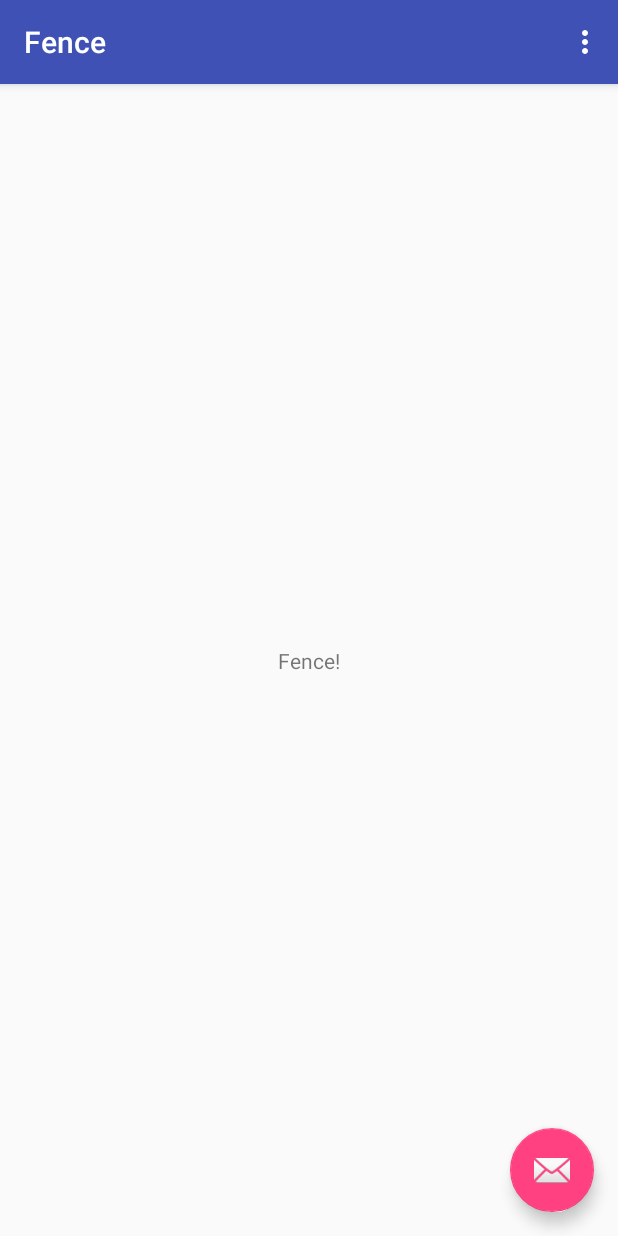
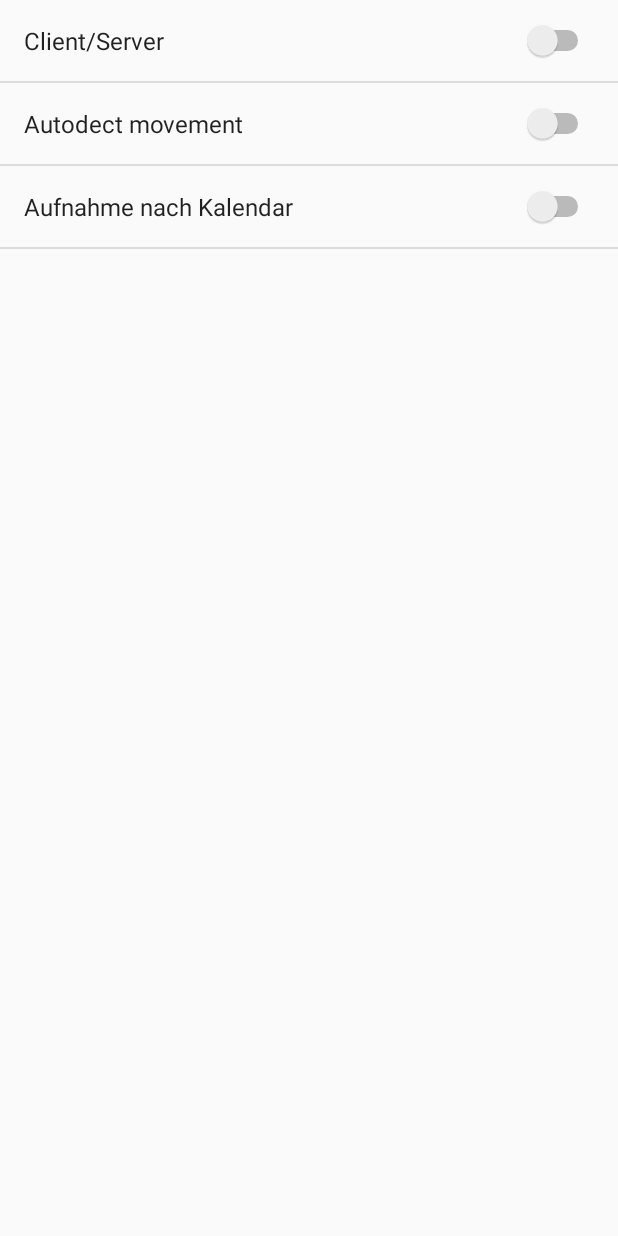
Before and after one commit to Murlokotam/Fence, an Android app: the screen it shows after launch (MainActivity before the commit, ServerPreference after it), in the options menu, after a tap on "Settings", on a phone screen of 412 x 824 dp. Run offline under Robolectric (Android 15) with nearby library versions, the phone set to English and light mode, and no system bars.

Commit message:
Pereferences (init), Application-Icon

```diff
--- a/app/src/main/AndroidManifest.xml
+++ b/app/src/main/AndroidManifest.xml
@@ -27,9 +27,7 @@
                 <category android:name="android.intent.category.LAUNCHER" />
             </intent-filter>
         </activity>
-        <activity
-            android:name=".camera.SettingsCamActivity"
-            android:label="@string/title_activity_settings_cam"></activity>
+        <activity android:name=".preferences.ServerPreference" />
     </application>
 
 </manifest>
--- a/app/src/main/java/com/example/sergey/fence/MainActivity.java
+++ b/app/src/main/java/com/example/sergey/fence/MainActivity.java
@@ -1,6 +1,7 @@
 package com.example.sergey.fence;
 
 import android.Manifest;
+import android.content.Intent;
 import android.content.pm.PackageManager;
 import android.os.Bundle;
 import android.support.design.widget.FloatingActionButton;
@@ -12,6 +13,7 @@ import android.view.Menu;
 import android.view.MenuItem;
 
 import com.example.sergey.fence.camera.tech.PictureManager2;
+import com.example.sergey.fence.preferences.ServerPreference;
 
 public class MainActivity extends AppCompatActivity {
 
@@ -24,7 +26,7 @@ public class MainActivity extends AppCompatActivity {
         Toolbar toolbar = (Toolbar) findViewById(R.id.toolbar);
         setSupportActionBar(toolbar);
 
-       FloatingActionButton fab = (FloatingActionButton) findViewById(R.id.fab);
+        FloatingActionButton fab = (FloatingActionButton) findViewById(R.id.fab);
         fab.setOnClickListener(new View.OnClickListener() {
             @Override
             public void onClick(View view) {
@@ -50,6 +52,8 @@ public class MainActivity extends AppCompatActivity {
 
             }
         });
+
+
     }
 
     @Override
@@ -68,6 +72,8 @@ public class MainActivity extends AppCompatActivity {
 
         //noinspection SimplifiableIfStatement
         if (id == R.id.action_settings) {
+            Intent intent = new Intent(this, ServerPreference.class);
+            startActivity(intent);
             return true;
         }
 
--- /dev/null
+++ b/app/src/main/java/com/example/sergey/fence/preferences/ServerPreference.java
@@ -0,0 +1,20 @@
+package com.example.sergey.fence.preferences;
+
+import android.app.Activity;
+import android.app.Fragment;
+import android.preference.PreferenceActivity;
+import android.support.v7.app.AppCompatActivity;
+import android.os.Bundle;
+import android.util.Log;
+
+import com.example.sergey.fence.R;
+
+public class ServerPreference extends PreferenceActivity {
+
+    @Override
+    protected void onCreate(Bundle savedInstanceState) {
+        super.onCreate(savedInstanceState);
+        setContentView(R.layout.activity_server_preference);
+    }
+
+}
--- /dev/null
+++ b/app/src/main/java/com/example/sergey/fence/preferences/ServerPreferenceFragment.java
@@ -0,0 +1,81 @@
+package com.example.sergey.fence.preferences;
+
+import android.content.Context;
+import android.net.Uri;
+import android.os.Bundle;
+import android.preference.PreferenceFragment;
+import android.preference.PreferenceManager;
+import android.support.v4.app.Fragment;
+import android.util.Log;
+import android.view.LayoutInflater;
+import android.view.View;
+import android.view.ViewGroup;
+
+import com.example.sergey.fence.R;
+
+/**
+ * A simple {@link Fragment} subclass.
+ * Activities that contain this fragment must implement the
+ * {@link ServerPreferenceFragment.OnFragmentInteractionListener} interface
+ * to handle interaction events.
+ */
+public class ServerPreferenceFragment extends PreferenceFragment {
+
+    //OnFragmentInteractionListener mListener;
+    public ServerPreferenceFragment() {
+        // Required empty public constructor
+    }
+
+
+
+    @Override
+    public void onCreate(Bundle savedInstanceState) {
+        super.onCreate(savedInstanceState);
+        addPreferencesFromResource(R.xml.preferences);
+        PreferenceManager preferenceManager = getPreferenceManager();
+        if (preferenceManager.getSharedPreferences().getBoolean("client_server", true)){
+            //findPreference("swClientServer").set
+        } else {
+            // Your switch is off
+        }
+    }
+/*
+    @Override
+    public View onCreateView(LayoutInflater inflater, ViewGroup container,
+                             Bundle savedInstanceState) {
+        // Inflate the layout for this fragment
+        return inflater.inflate(R.layout.fragment_server_preference, container, false);
+    } */
+
+    @Override
+    public void onAttach(Context context) {
+        super.onAttach(context);
+/*        if (context instanceof OnFragmentInteractionListener) {
+            mListener = (OnFragmentInteractionListener) context;
+        } else {
+            throw new RuntimeException(context.toString()
+                    + " must implement OnFragmentInteractionListener");
+        }*/
+    }
+
+    @Override
+    public void onDetach() {
+        super.onDetach();
+        //mListener = null;
+    }
+
+    /**
+     * This interface must be implemented by activities that contain this
+     * fragment to allow an interaction in this fragment to be communicated
+     * to the activity and potentially other fragments contained in that
+     * activity.
+     * <p>
+     * See the Android Training lesson <a href=
+     * "http://developer.android.com/training/basics/fragments/communicating.html"
+     * >Communicating with Other Fragments</a> for more information.
+     */
+    public interface OnFragmentInteractionListener {
+        // TODO: Update argument type and name
+        void onFragmentInteraction(Uri uri);
+    }
+}
--- /dev/null
+++ b/app/src/main/res/layout/activity_server_preference.xml
@@ -0,0 +1,12 @@
+<?xml version="1.0" encoding="utf-8"?>
+<LinearLayout xmlns:android="http://schemas.android.com/apk/res/android"
+    android:orientation="horizontal"
+    android:layout_width="fill_parent"
+    android:layout_height="fill_parent">
+
+    <fragment android:name="com.example.sergey.fence.preferences.ServerPreferenceFragment"
+        android:id="@+id/fragment_server_preference"
+        android:layout_width="match_parent"
+        android:layout_height="match_parent" />
+
+</LinearLayout>
--- a/app/src/main/res/values/strings.xml
+++ b/app/src/main/res/values/strings.xml
@@ -74,4 +74,8 @@
     <string name="pref_ringtone_silent">Silent</string>
 
     <string name="pref_title_vibrate">Vibrate</string>
+    <string name="title_activity_server_settings">Settings</string>
+
+    <!-- TODO: Remove or change this placeholder text -->
+    <string name="hello_blank_fragment">Hello blank fragment</string>
 </resources>
--- /dev/null
+++ b/app/src/main/res/xml/preferences.xml
@@ -0,0 +1,23 @@
+<?xml version="1.0" encoding="utf-8"?>
+<PreferenceScreen xmlns:android="http://schemas.android.com/apk/res/android">
+
+    <SwitchPreference
+        android:key="swClientServer"
+        android:layout_width="wrap_content"
+        android:layout_height="wrap_content"
+        android:title="Client/Server"
+        />
+
+    <SwitchPreference
+        android:key="swAutodetect"
+        android:layout_width="wrap_content"
+        android:layout_height="wrap_content"
+        android:title="Autodect movement"/>
+
+    <SwitchPreference
+        android:key="swCalender"
+        android:layout_width="wrap_content"
+        android:layout_height="wrap_content"
+        android:title="Aufnahme nach Kalendar" />
+
+</PreferenceScreen>
```
Also changed, not shown: app/src/main/res/drawable/ic_info_black_24dp.xml (added, +9 -0 lines), app/src/main/res/drawable/ic_notifications_black_24dp.xml (added, +9 -0 lines), app/src/main/res/drawable/ic_sync_black_24dp.xml (added, +9 -0 lines), app/src/main/res/layout/fragment_server_preference.xml (added, +56 -0 lines), app/src/main/ic_launcher-web.png (added), app/src/main/res/mipmap-hdpi/ic_launcher.png, app/src/main/res/mipmap-mdpi/ic_launcher.png, app/src/main/res/mipmap-xhdpi/ic_launcher.png, app/src/main/res/mipmap-xxhdpi/ic_launcher.png, app/src/main/res/mipmap-xxxhdpi/ic_launcher.png.
